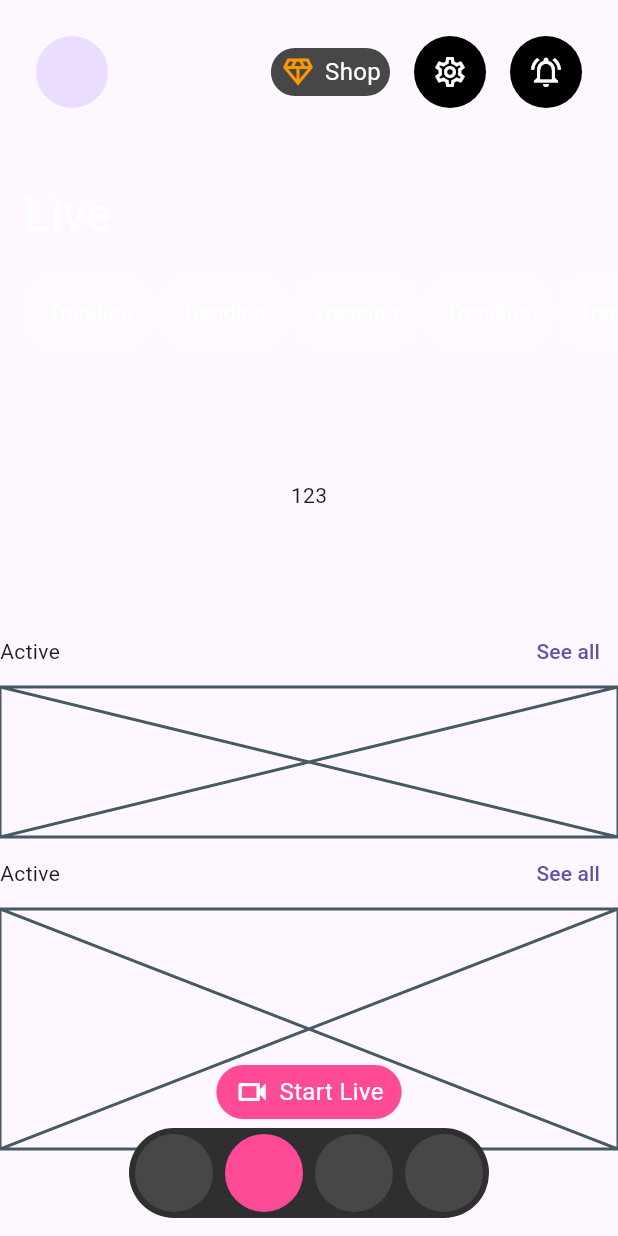
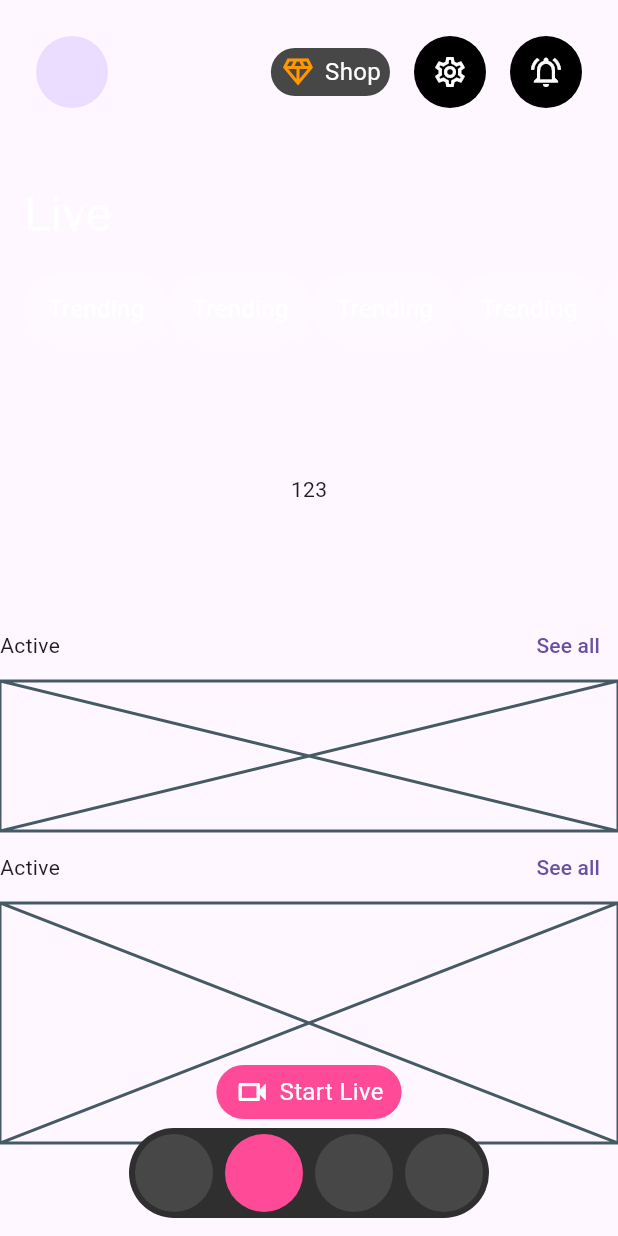
Before and after one commit to JAICHANGPARK/flutter_notebook_chapter_43, a Flutter app: the AiVideoHomePage screen opened directly, on a phone screen of 412 x 824 dp. Run offline on Flutter 3.47's test engine with Material 3 defaults, Android fonts, the phone set to English and light mode, and no system bars; our stand-ins replace gap, hugeicons, percent_indicator.

Commit message:
Update ai_video_home_page.dart

```diff
--- a/lib/ep2181_ai_video_chat_app/ui/ai_video_home_page.dart
+++ b/lib/ep2181_ai_video_chat_app/ui/ai_video_home_page.dart
@@ -107,7 +107,7 @@ class _AiVideoHomePageState extends State<AiVideoHomePage> {
                           ),
                         ),
                         Container(
-                          height: 52,
+                          height: 48,
                           child: ListView.builder(
                             scrollDirection: Axis.horizontal,
                             itemCount: 10,
@@ -125,6 +125,7 @@ class _AiVideoHomePageState extends State<AiVideoHomePage> {
                                     "Trending",
                                     style: TextStyle(
                                       color: Colors.white,
+                                      fontSize: 16,
                                     ),
                                   ),
                                 ),
```
